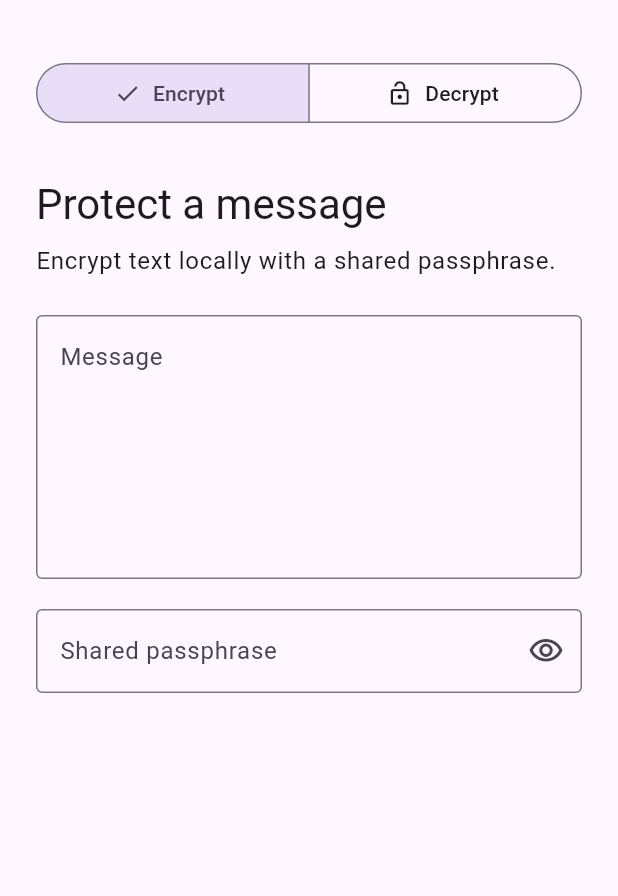
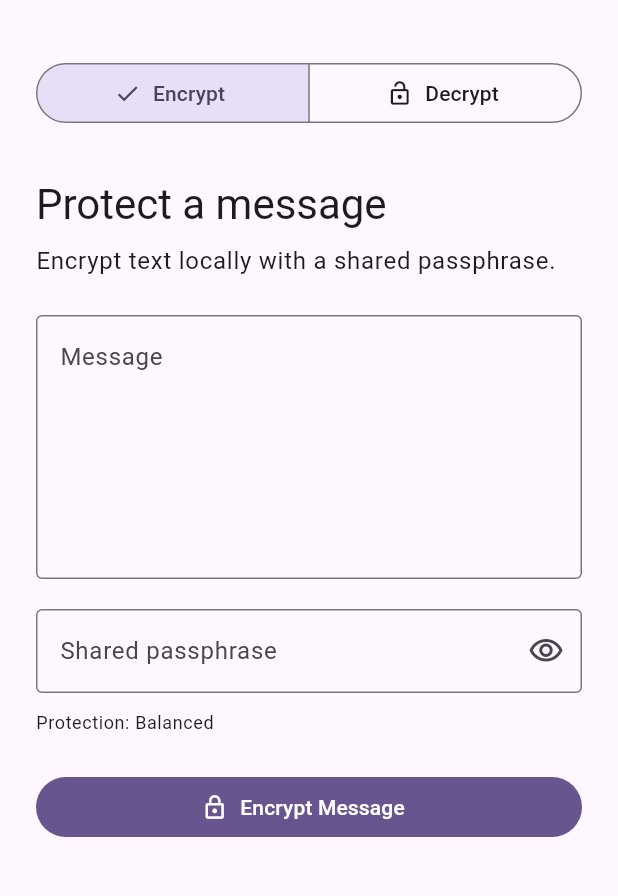
Before and after one commit to noa-jou/Veilmi, a Flutter app: the screen it shows after launch, on a phone screen of 412 x 824 dp, the part 63-959 px from its top. Run offline on Flutter 3.47's test engine with Material 3 defaults, Android fonts, the phone set to English and light mode, and no system bars; our stand-ins replace shared_preferences; missing offline and left inert: cryptography.

Commit message:
Add encryption UI and Android testing guide

```diff
--- a/lib/screens/home_screen.dart
+++ b/lib/screens/home_screen.dart
@@ -1,5 +1,7 @@
 import 'package:flutter/material.dart';
+import 'package:flutter/services.dart';
 
+import '../crypto/crypto_service.dart';
 import '../crypto/protection_level.dart';
 import '../settings/settings_service.dart';
 import 'settings_screen.dart';
@@ -12,15 +14,20 @@ class HomeScreen extends StatefulWidget {
 }
 
 class _HomeScreenState extends State<HomeScreen> {
+  final CryptoService _cryptoService = const CryptoService();
   final SettingsService _settingsService = const SettingsService();
+
+  final TextEditingController _messageController = TextEditingController();
+  final TextEditingController _passphraseController = TextEditingController();
 
   bool _isEncryptMode = true;
   bool _obscurePassphrase = true;
+  bool _isProcessing = false;
+  bool _settingsLoaded = false;
 
   ProtectionLevel _protectionLevel = ProtectionLevel.balanced;
 
-  final TextEditingController _messageController = TextEditingController();
-  final TextEditingController _passphraseController = TextEditingController();
+  String _result = '';
 
   @override
   void initState() {
@@ -31,12 +38,13 @@ class _HomeScreenState extends State<HomeScreen> {
   Future<void> _loadProtectionLevel() async {
     final level = await _settingsService.loadProtectionLevel();
 
-    if (!mounted) {
+    if (!context.mounted) {
       return;
     }
 
     setState(() {
       _protectionLevel = level;
+      _settingsLoaded = true;
     });
   }
 
@@ -44,13 +52,73 @@ class _HomeScreenState extends State<HomeScreen> {
     await Navigator.push(
       context,
       MaterialPageRoute(
-        builder: (context) => SettingsScreen(
-          initialProtectionLevel: _protectionLevel,
-        ),
+        builder: (context) =>
+            SettingsScreen(initialProtectionLevel: _protectionLevel),
       ),
     );
 
     await _loadProtectionLevel();
+  }
+
+  Future<void> _encryptMessage() async {
+    final plaintext = _messageController.text;
+    final passphrase = _passphraseController.text;
+
+    if (plaintext.isEmpty || passphrase.isEmpty) {
+      ScaffoldMessenger.of(context).showSnackBar(
+        const SnackBar(
+          content: Text('Enter both a message and a shared passphrase.'),
+        ),
+      );
+      return;
+    }
+
+    setState(() {
+      _isProcessing = true;
+      _result = '';
+    });
+
+    try {
+      final encryptedMessage = await _cryptoService.encryptMessage(
+        plaintext: plaintext,
+        passphrase: passphrase,
+        protectionLevel: _protectionLevel,
+      );
+
+      if (!mounted) {
+        return;
+      }
+
+      setState(() {
+        _result = encryptedMessage;
+      });
+    } catch (error) {
+      if (!mounted) {
+        return;
+      }
+
+      ScaffoldMessenger.of(context).showSnackBar(
+        const SnackBar(content: Text('Could not encrypt this message.')),
+      );
+    } finally {
+      if (mounted) {
+        setState(() {
+          _isProcessing = false;
+        });
+      }
+    }
+  }
+
+  Future<void> _copyResult() async {
+    await Clipboard.setData(ClipboardData(text: _result));
+
+    if (!mounted) {
+      return;
+    }
+
+    ScaffoldMessenger.of(
+      context,
+    ).showSnackBar(const SnackBar(content: Text('Encrypted message copied.')));
   }
 
   @override
@@ -95,14 +163,13 @@ class _HomeScreenState extends State<HomeScreen> {
               onSelectionChanged: (selection) {
                 setState(() {
                   _isEncryptMode = selection.first;
+                  _result = '';
                 });
               },
             ),
             const SizedBox(height: 32),
             Text(
-              _isEncryptMode
-                  ? 'Protect a message'
-                  : 'Open a protected message',
+              _isEncryptMode ? 'Protect a message' : 'Open a protected message',
               style: Theme.of(context).textTheme.headlineMedium,
             ),
             const SizedBox(height: 8),
@@ -117,9 +184,7 @@ class _HomeScreenState extends State<HomeScreen> {
               controller: _messageController,
               maxLines: 6,
               decoration: InputDecoration(
-                labelText: _isEncryptMode
-                    ? 'Message'
-                    : 'Encrypted message',
+                labelText: _isEncryptMode ? 'Message' : 'Encrypted message',
                 hintText: _isEncryptMode
                     ? 'Type or paste the message you want to protect.'
                     : 'Paste a Veilmi encrypted message here.',
@@ -149,6 +214,65 @@ class _HomeScreenState extends State<HomeScreen> {
                 ),
               ),
             ),
+            const SizedBox(height: 12),
+            Text(
+              'Protection: ${_protectionLevel.title}',
+              style: Theme.of(context).textTheme.bodySmall,
+            ),
+            const SizedBox(height: 24),
+
+            if (_isEncryptMode)
+              FilledButton.icon(
+                onPressed: !_settingsLoaded || _isProcessing
+                    ? null
+                    : _encryptMessage,
+                icon: _isProcessing
+                    ? const SizedBox(
+                        width: 18,
+                        height: 18,
+                        child: CircularProgressIndicator(strokeWidth: 2),
+                      )
+                    : const Icon(Icons.lock_outline),
+                label: Text(
+                  _isProcessing ? 'Encrypting...' : 'Encrypt Message',
+                ),
+              ),
+
+            if (!_isEncryptMode)
+              const FilledButton(
+                onPressed: null,
+                child: Text('Decrypt Message'),
+              ),
+
+            if (_result.isNotEmpty) ...[
+              const SizedBox(height: 32),
+              Row(
+                children: [
+                  Expanded(
+                    child: Text(
+                      'Encrypted message',
+                      style: Theme.of(context).textTheme.titleMedium,
+                    ),
+                  ),
+                  IconButton(
+                    icon: const Icon(Icons.copy_outlined),
+                    tooltip: 'Copy encrypted message',
+                    onPressed: _copyResult,
+                  ),
+                ],
+              ),
+              const SizedBox(height: 12),
+              Container(
+                padding: const EdgeInsets.all(16),
+                decoration: BoxDecoration(
+                  border: Border.all(
+                    color: Theme.of(context).colorScheme.outlineVariant,
+                  ),
+                  borderRadius: BorderRadius.circular(12),
+                ),
+                child: SelectableText(_result),
+              ),
+            ],
           ],
         ),
       ),
```
Also changed, not shown: 1 other file.
